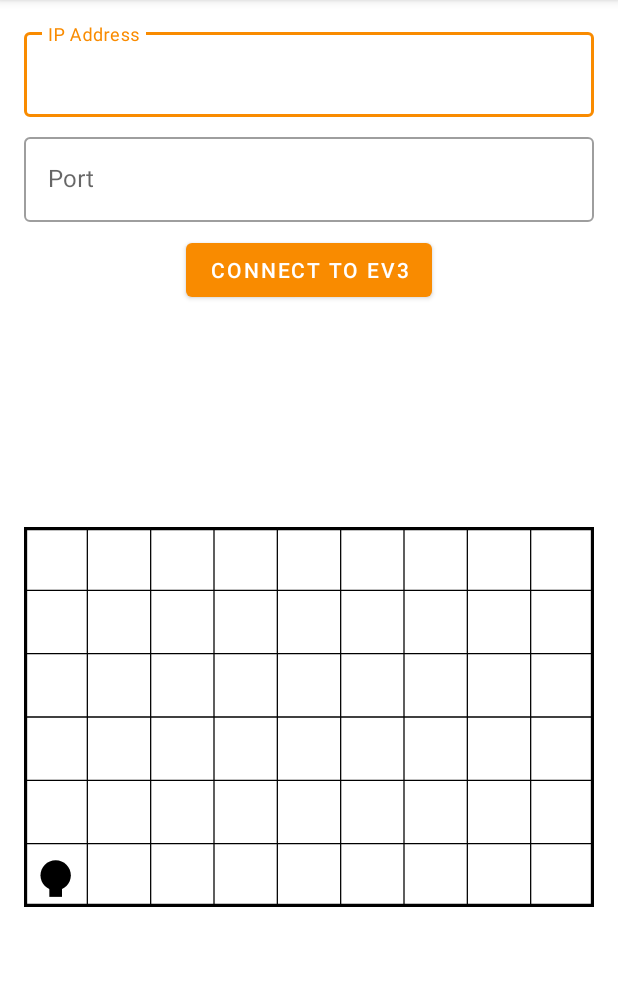
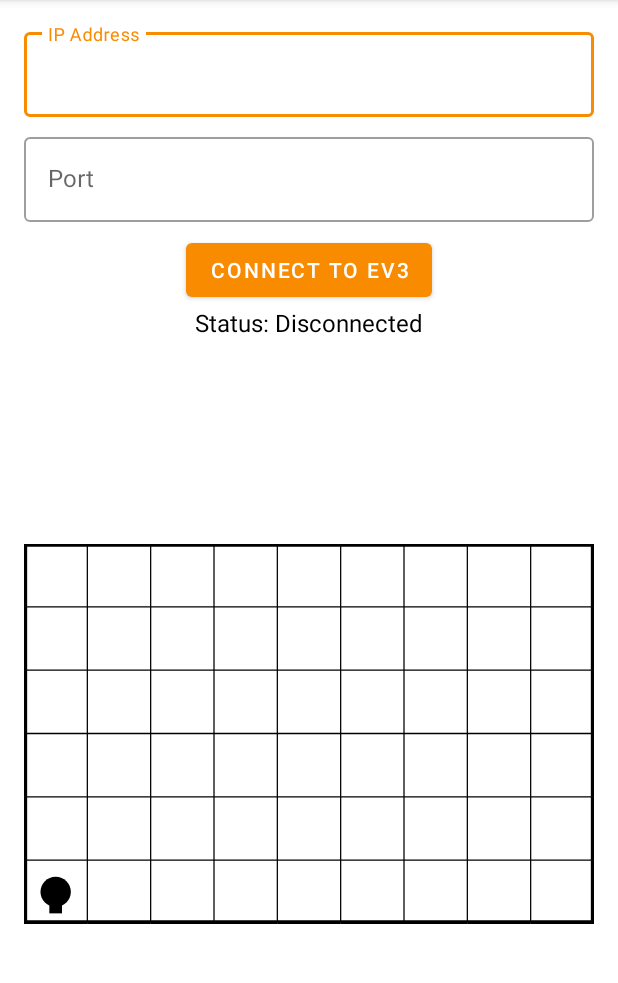
Before and after one commit to wrussell1999/bluetooth-ev3-android, an Android app: the screen it shows after launch (MainActivity), on a phone screen of 412 x 824 dp, the part 84-1067 px from its top. Run offline under Robolectric (Android 15) with nearby library versions, the phone set to English and light mode, and no system bars.

Commit message:
Status view

```diff
--- a/app/src/main/res/layout/activity_main.xml
+++ b/app/src/main/res/layout/activity_main.xml
@@ -48,9 +48,17 @@
                 android:layout_height="wrap_content"
                 android:layout_centerHorizontal="true"
                 android:text="@string/connect_button_name"
-                android:gravity="center"
                 android:layout_below="@id/port_layout"
                 android:onClick="onClick"/>
+            <TextView
+                android:id="@+id/status_view"
+                android:layout_width="wrap_content"
+                android:layout_height="wrap_content"
+                android:layout_centerHorizontal="true"
+                android:layout_below="@id/connection_button"
+                android:text="@string/connection_text"
+                android:textColor="@color/colorText"
+                android:textSize="16dp"/>
         </RelativeLayout>
         <com.caverock.androidsvg.SVGImageView
             android:id="@+id/maze_view"
--- a/app/src/main/res/values/strings.xml
+++ b/app/src/main/res/values/strings.xml
@@ -4,4 +4,5 @@
     <string name="ip_label">IP Address</string>
     <string name="port_label">Port</string>
     <string name="grid_label">Display Grid</string>
+    <string name="connection_text">Status: Disconnected</string>
 </resources>
```
Also changed, not shown: app/src/main/java/com/will_russell/ev3bluetoothclient/MainActivity.java (+14 -9 lines).
